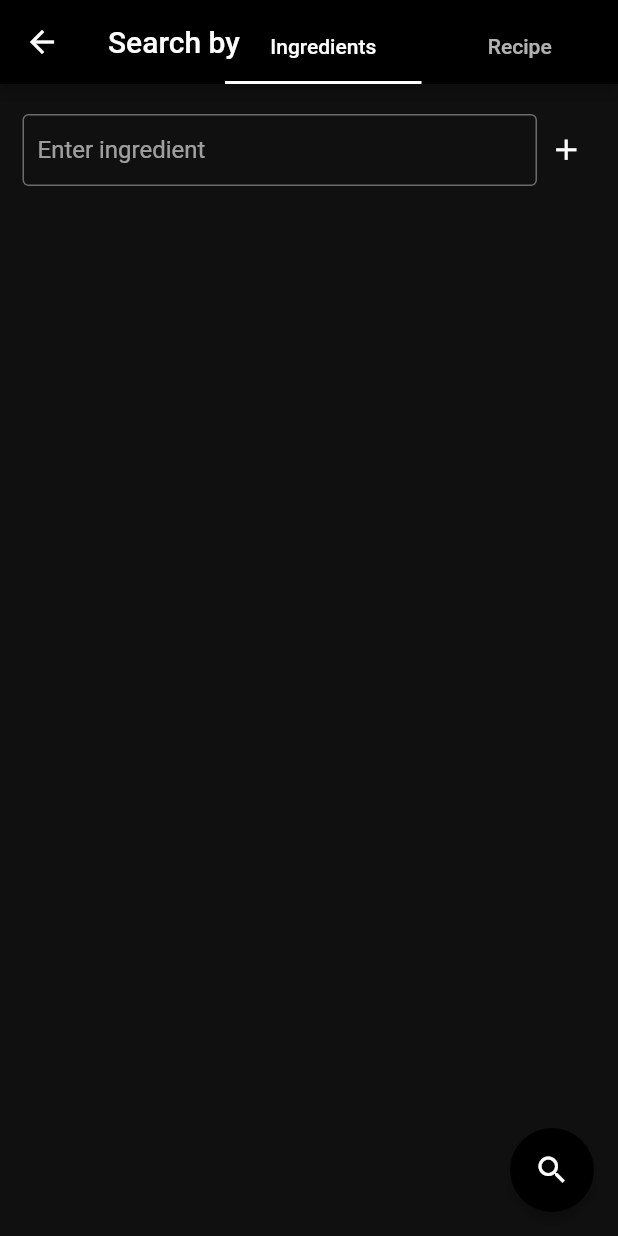
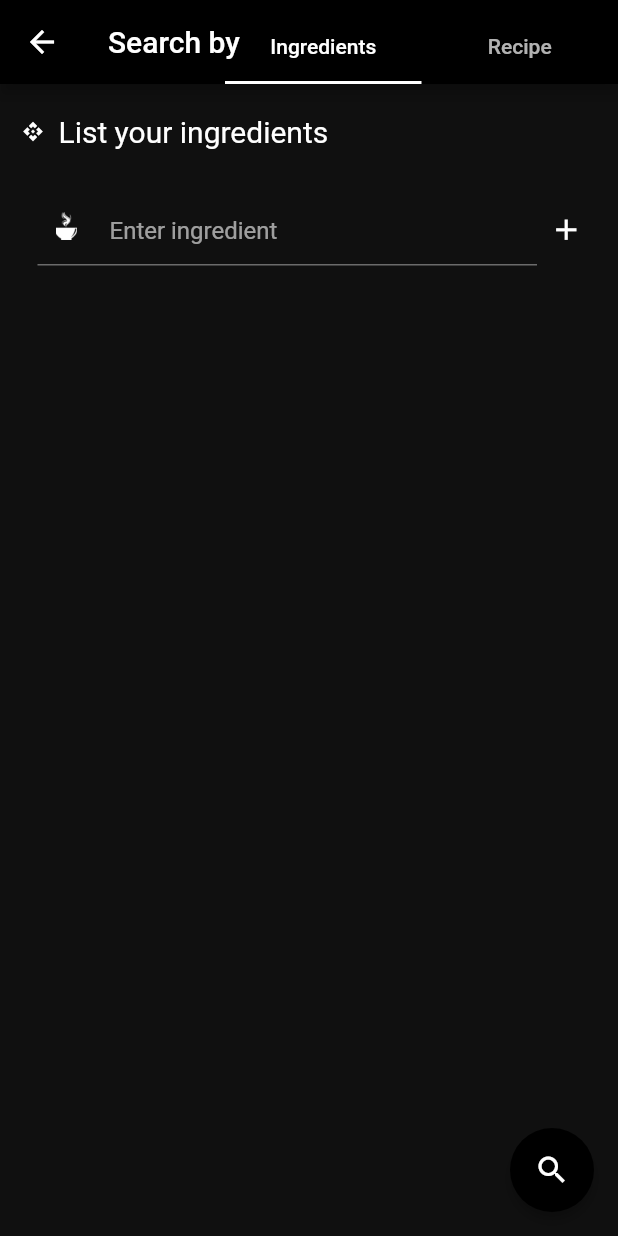
Before and after one commit to imranZMiko/Eten, a Flutter app: the SearchScreen screen opened by its route, on a phone screen of 412 x 824 dp. Run offline on Flutter 3.47's test engine with Material 2 defaults, Android fonts, the phone set to English and light mode, and no system bars; missing offline and left inert: day_night_switcher.

Commit message:
Improved the search screens

```diff
--- a/lib/screens/search_screen.dart
+++ b/lib/screens/search_screen.dart
@@ -1,7 +1,6 @@
 import 'package:eten/widgets/dismissible_ingredients.dart';
 import 'package:flutter/material.dart';
 import 'package:flutter/rendering.dart';
-
 import 'package:eten/widgets/recipe_search.dart';
 import 'package:eten/widgets/search_results.dart';
 
--- a/lib/widgets/account_options.dart
+++ b/lib/widgets/account_options.dart
@@ -23,7 +23,7 @@ class AccountOptions extends StatelessWidget {
         left: 8,
         right: 8,
       ),
-      elevation: 5,
+      elevation: 3,
       child: ListTile(
         contentPadding: EdgeInsets.only(left: 0, right: 0),
         tileColor: Theme.of(context).backgroundColor,
--- a/lib/widgets/dismissible_ingredients.dart
+++ b/lib/widgets/dismissible_ingredients.dart
@@ -21,10 +21,32 @@ class _IngredientsDismissibleState extends State<IngredientsDismissible> {
 
   @override
   Widget build(BuildContext context) {
-    return Padding(
-      padding: EdgeInsets.only(top: 10),
+    return Column(
+      children: [
+        Padding(
+          padding: EdgeInsets.symmetric(vertical: 20, horizontal: 15),
+          child: Row(
+            children: [
+              Padding(
+                padding: EdgeInsets.only(right: 10),
+                child: Icon(
+                  Icons.api,
+                  size: 14,
+                ),
+              ),
+              Expanded(
+                child: Text(
+                  'List your ingredients',
+                  style: TextStyle(fontSize: 20),
+                ),
+              ),
+            ],
+          ),
+        ),
+        Expanded(
           child: Container(
             child: ListView.builder(
+              padding: EdgeInsets.zero,
               itemBuilder: (ctx, index) {
                 return Dismissible(
                   direction: (index == ingredients.length)
@@ -60,16 +82,39 @@ class _IngredientsDismissibleState extends State<IngredientsDismissible> {
                   child: Padding(
                     padding: EdgeInsets.symmetric(horizontal: 15, vertical: 10),
                     child: Column(
+                      crossAxisAlignment: CrossAxisAlignment.start,
                       children: [
                         Row(
                           children: [
                             Expanded(
+                              child: Padding(
+                                padding: EdgeInsets.only(left: 10),
                                 child: TextFormField(
                                   controller: controllers[index],
                                   decoration: InputDecoration(
-                              contentPadding: EdgeInsets.only(left: 10),
-                              border: OutlineInputBorder(),
+                                    contentPadding:
+                                        EdgeInsets.only(left: 10, top: 15),
+                                    border: UnderlineInputBorder(),
                                     hintText: 'Enter ingredient',
+                                    prefixIcon: Padding(
+                                      padding: EdgeInsets.only(
+                                          top: 12,
+                                          left: 12,
+                                          right: 22,
+                                          bottom: 17),
+                                      child: Container(
+                                        height: 10,
+                                        width: 10,
+                                        child: Image.asset(
+                                            'Assets/LogoWithoutEdge.png',
+                                            fit: BoxFit.cover,
+                                            color: Theme.of(context)
+                                                .textTheme
+                                                .bodyText1!
+                                                .color),
+                                      ),
+                                    ),
+                                  ),
                                 ),
                               ),
                             ),
@@ -101,6 +146,8 @@ class _IngredientsDismissibleState extends State<IngredientsDismissible> {
               itemCount: ingredients.length + 1,
             ),
           ),
+        ),
+      ],
     );
   }
 }
--- a/lib/widgets/recipe_search.dart
+++ b/lib/widgets/recipe_search.dart
@@ -20,10 +20,20 @@ class _RecipeSearchState extends State<RecipeSearch> {
             children: [
               Expanded(
                 child: Padding(
-                  padding: EdgeInsets.symmetric(horizontal: 15, vertical: 20),
+                  padding: EdgeInsets.symmetric(horizontal: 20, vertical: 15),
                   child: TextFormField(
                     decoration: InputDecoration(
-                      contentPadding: EdgeInsets.only(left: 10),
+                      contentPadding: EdgeInsets.only(left: 10, top: 15),
+                      prefixIcon: Padding(
+                        padding: EdgeInsets.only(
+                            top: 9, left: 10, right: 20, bottom: 16),
+                        child: Container(
+                          height: 10,
+                          width: 10,
+                          child: Image.asset('Assets/LogoWithoutEdge.png',
+                              fit: BoxFit.cover, color: Theme.of(context).textTheme.bodyText1!.color),
+                        ),
+                      ),
                       suffixIcon: IconButton(
                         onPressed: () {
                           setState(() {
@@ -33,7 +43,7 @@ class _RecipeSearchState extends State<RecipeSearch> {
                         icon: Icon(Icons.search),
                         splashRadius: 18,
                       ),
-                      border: OutlineInputBorder(),
+                      border: UnderlineInputBorder(),
                       hintText: 'Enter item name',
                     ),
                   ),
```
Lines whose indentation alone changed are shown as unchanged.
